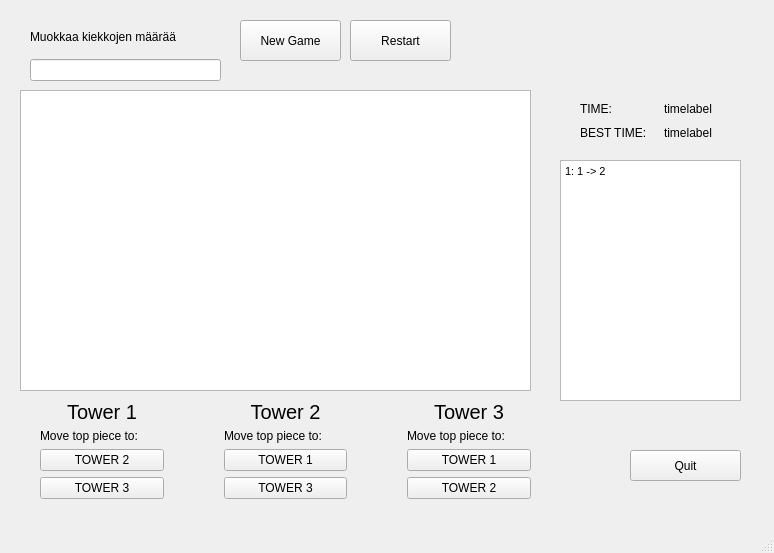
Old version of the form student/hanoi/mainwindow.ui in the repository CodeSense1/prog2.
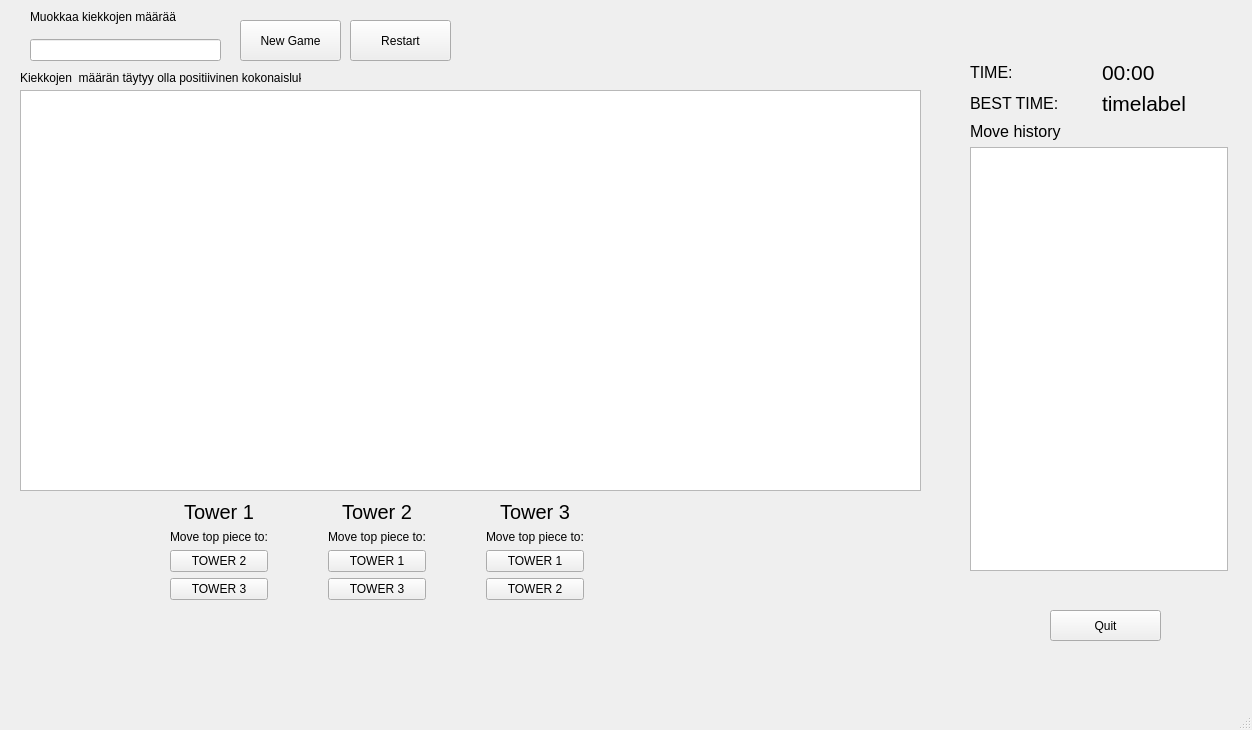
New version of the form.

What changed in the file:
```diff
--- a/student/hanoi/mainwindow.ui
+++ b/student/hanoi/mainwindow.ui
@@ -6,8 +6,8 @@
    <rect>
     <x>0</x>
     <y>0</y>
-    <width>774</width>
-    <height>553</height>
+    <width>1252</width>
+    <height>730</height>
    </rect>
   </property>
   <property name="windowTitle">
@@ -19,8 +19,8 @@
      <rect>
       <x>20</x>
       <y>90</y>
-      <width>511</width>
-      <height>301</height>
+      <width>901</width>
+      <height>401</height>
      </rect>
     </property>
    </widget>
@@ -40,8 +40,8 @@
    <widget class="QPushButton" name="quitBtn">
     <property name="geometry">
      <rect>
-      <x>630</x>
-      <y>450</y>
+      <x>1050</x>
+      <y>610</y>
       <width>111</width>
       <height>31</height>
      </rect>
@@ -67,7 +67,7 @@
     <property name="geometry">
      <rect>
       <x>30</x>
-      <y>20</y>
+      <y>0</y>
       <width>191</width>
       <height>61</height>
      </rect>
@@ -88,13 +88,16 @@
    <widget class="QWidget" name="layoutWidget">
     <property name="geometry">
      <rect>
-      <x>40</x>
-      <y>400</y>
-      <width>491</width>
-      <height>99</height>
+      <x>170</x>
+      <y>500</y>
+      <width>621</width>
+      <height>151</height>
      </rect>
     </property>
     <layout class="QGridLayout" name="logical_controls">
+     <property name="sizeConstraint">
+      <enum>QLayout::SetFixedSize</enum>
+     </property>
      <property name="leftMargin">
       <number>0</number>
      </property>
@@ -211,35 +214,38 @@
      </item>
     </layout>
    </widget>
-   <widget class="QTextBrowser" name="moveBoard">
+   <widget class="QLabel" name="errorLabel">
     <property name="geometry">
      <rect>
-      <x>560</x>
-      <y>160</y>
-      <width>181</width>
-      <height>241</height>
+      <x>20</x>
+      <y>70</y>
+      <width>281</width>
+      <height>16</height>
      </rect>
     </property>
-    <property name="html">
-     <string>&lt;!DOCTYPE HTML PUBLIC &quot;-//W3C//DTD HTML 4.0//EN&quot; &quot;http://www.w3.org/TR/REC-html40/strict.dtd&quot;&gt;
-&lt;html&gt;&lt;head&gt;&lt;meta name=&quot;qrichtext&quot; content=&quot;1&quot; /&gt;&lt;style type=&quot;text/css&quot;&gt;
-p, li { white-space: pre-wrap; }
-&lt;/style&gt;&lt;/head&gt;&lt;body style=&quot; font-family:'MS Shell Dlg 2'; font-size:8.25pt; font-weight:400; font-style:normal;&quot;&gt;
-&lt;p style=&quot; margin-top:0px; margin-bottom:0px; margin-left:0px; margin-right:0px; -qt-block-indent:0; text-indent:0px;&quot;&gt;&lt;span style=&quot; font-family:'MS Shell Dlg 2';&quot;&gt;1: 1 -&amp;gt; 2&lt;/span&gt;&lt;/p&gt;&lt;/body&gt;&lt;/html&gt;</string>
+    <property name="text">
+     <string>Kiekkojen  määrän täytyy olla positiivinen kokonaisluku</string>
     </property>
    </widget>
-   <widget class="QWidget" name="layoutWidget">
+   <widget class="QWidget" name="">
     <property name="geometry">
      <rect>
-      <x>580</x>
-      <y>100</y>
-      <width>161</width>
-      <height>41</height>
+      <x>970</x>
+      <y>60</y>
+      <width>258</width>
+      <height>511</height>
      </rect>
     </property>
+    <layout class="QVBoxLayout" name="verticalLayout_2">
+     <item>
     <layout class="QGridLayout" name="gridLayout">
      <item row="0" column="0">
       <widget class="QLabel" name="label_2">
+         <property name="font">
+          <font>
+           <pointsize>12</pointsize>
+          </font>
+         </property>
        <property name="text">
         <string>TIME:</string>
        </property>
@@ -247,13 +253,23 @@
      </item>
      <item row="0" column="1">
       <widget class="QLabel" name="currentTime">
+         <property name="font">
+          <font>
+           <pointsize>16</pointsize>
+          </font>
+         </property>
        <property name="text">
-        <string>timelabel</string>
+          <string>00:00</string>
        </property>
       </widget>
      </item>
      <item row="1" column="0">
       <widget class="QLabel" name="label_8">
+         <property name="font">
+          <font>
+           <pointsize>12</pointsize>
+          </font>
+         </property>
        <property name="text">
         <string>BEST TIME:</string>
        </property>
@@ -261,10 +277,32 @@
      </item>
      <item row="1" column="1">
       <widget class="QLabel" name="bestTime">
+         <property name="font">
+          <font>
+           <pointsize>16</pointsize>
+          </font>
+         </property>
        <property name="text">
         <string>timelabel</string>
        </property>
       </widget>
+       </item>
+      </layout>
+     </item>
+     <item>
+      <widget class="QLabel" name="label_10">
+       <property name="font">
+        <font>
+         <pointsize>12</pointsize>
+        </font>
+       </property>
+       <property name="text">
+        <string>Move history</string>
+       </property>
+      </widget>
+     </item>
+     <item>
+      <widget class="QListWidget" name="moveBoard"/>
      </item>
     </layout>
    </widget>
```
Left out of the diff: 82 changed lines with no effect on the pictures. Lines whose indentation alone changed are shown as unchanged.
